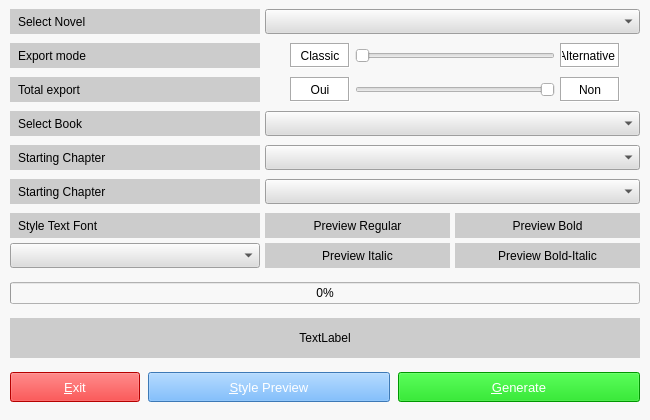
LordKBX/wuxiaworld_export_ebook, file interfaces/interface.ui: the form before one commit.
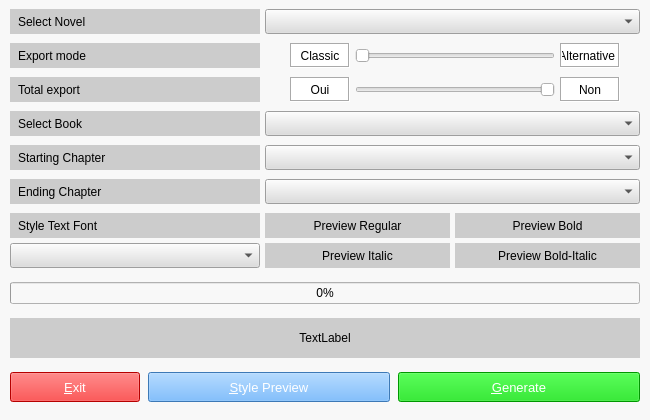
The form after the commit.

Commit message: 18/02/2019 correcting text for ending chapter

```diff
--- a/interfaces/interface.ui
+++ b/interfaces/interface.ui
@@ -866,7 +866,7 @@
          <string notr="true">padding-left:5px;background-color:#CCCCCC;color:#000000;</string>
         </property>
         <property name="text">
-         <string>Starting Chapter</string>
+         <string>Ending Chapter</string>
         </property>
        </widget>
       </item>
```
Left out of the diff: 2 changed lines with no effect on the pictures. The commit also changes 3 other files.
